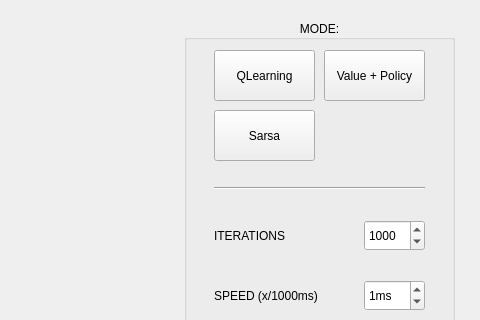
The window that QTminiPacman/MainWindow.ui (adacienciala/Reinforcement_Learning) describes before a commit, drawn with Qt 5; both pictures show x 626 to 1106 and y 0 to 320 of the 1106 by 614 pixel window.
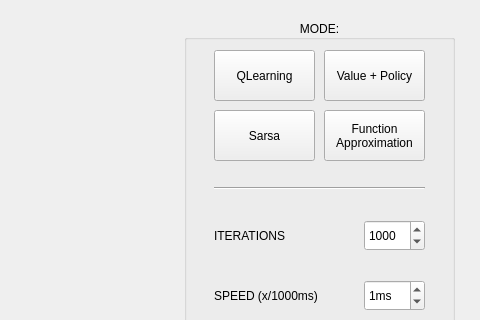
The same window after the commit.

Patch:
```diff
--- a/QTminiPacman/MainWindow.ui
+++ b/QTminiPacman/MainWindow.ui
@@ -855,6 +855,32 @@
       <bool>false</bool>
      </property>
     </widget>
+    <widget class="QPushButton" name="FAButton">
+     <property name="geometry">
+      <rect>
+       <x>140</x>
+       <y>90</y>
+       <width>101</width>
+       <height>51</height>
+      </rect>
+     </property>
+     <property name="text">
+      <string>Function 
+Approximation</string>
+     </property>
+     <property name="checkable">
+      <bool>true</bool>
+     </property>
+     <property name="autoDefault">
+      <bool>false</bool>
+     </property>
+     <property name="default">
+      <bool>false</bool>
+     </property>
+     <property name="flat">
+      <bool>false</bool>
+     </property>
+    </widget>
    </widget>
   </widget>
  </widget>
```
